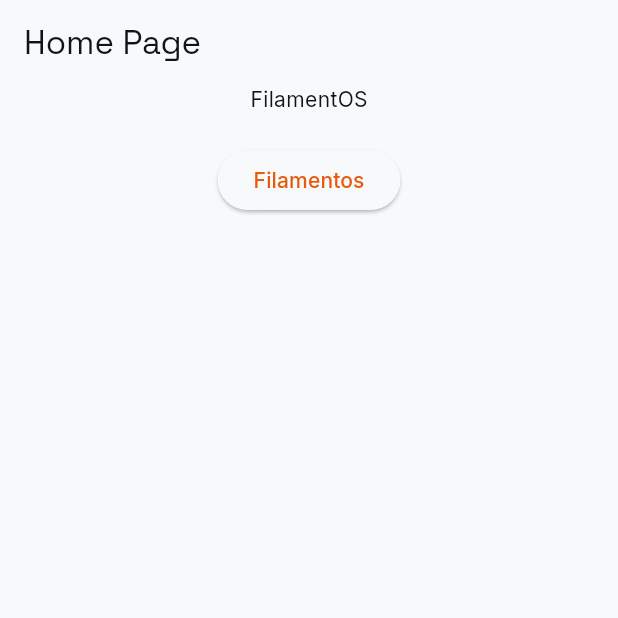
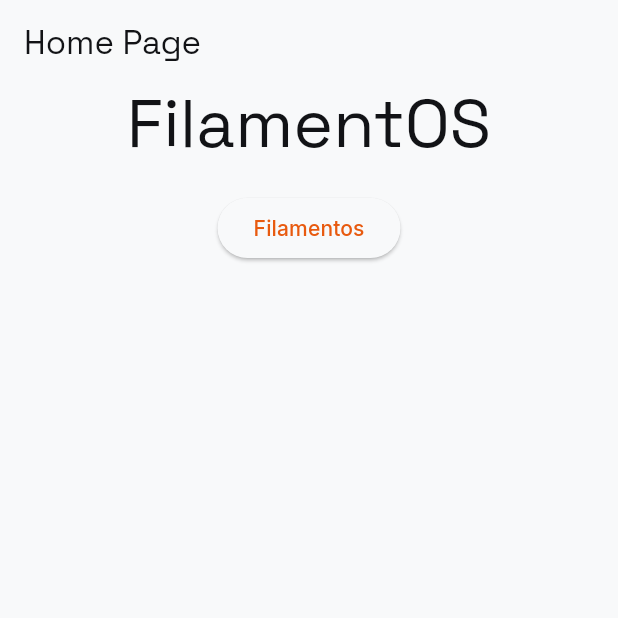
Before and after one commit to felipepcmourao/filament_os, a Flutter app: the screen it shows after launch, on a phone screen of 412 x 824 dp, the top half of it. Run offline on Flutter 3.47's test engine with Material 3 defaults, Android fonts, the light colour scheme and no system bars; our stand-ins replace equatable, google_fonts.

Commit message:
style(theme): aplica AppSpacing e TextTheme na HomePage e FilamentsPage
Título 'FilamentOS' passa a usar textTheme.displayMedium (antes ficava no estilo padrão genérico, pequeno demais pro nome do app na tela inicial). SizedBox usa AppSpacing.xl em vez do literal 20. Texto de erro do FutureBuilder usa a cor genérica colorScheme.error (não AppColors.failed, que é específica de status de impressão).

```diff
--- a/lib/features/dashboard/presentation/home_page.dart
+++ b/lib/features/dashboard/presentation/home_page.dart
@@ -1,3 +1,4 @@
+import 'package:filament_os/core/theme/app_spacing.dart';
 import 'package:filament_os/features/filaments/presentation/filaments_page.dart';
 import 'package:flutter/material.dart';
 
@@ -12,8 +13,11 @@ class HomePage extends StatelessWidget {
         child: Center(
           child: Column(
             children: [
-              const Text('FilamentOS'),
-              const SizedBox(height: 20),
+              Text(
+                'FilamentOS',
+                style: Theme.of(context).textTheme.displayMedium,
+              ),
+              const SizedBox(height: AppSpacing.xl),
               ElevatedButton(
                 onPressed: () {
                   Navigator.push(
```
Also changed, not shown: lib/features/filaments/presentation/filaments_page.dart (+8 -1 lines).
